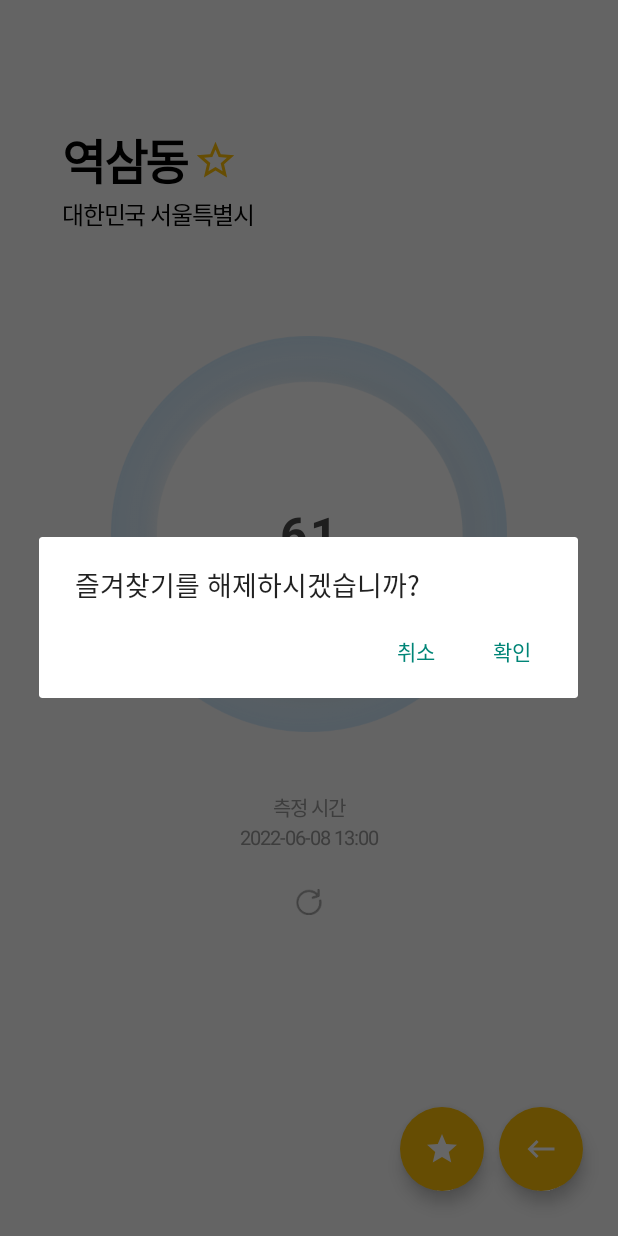
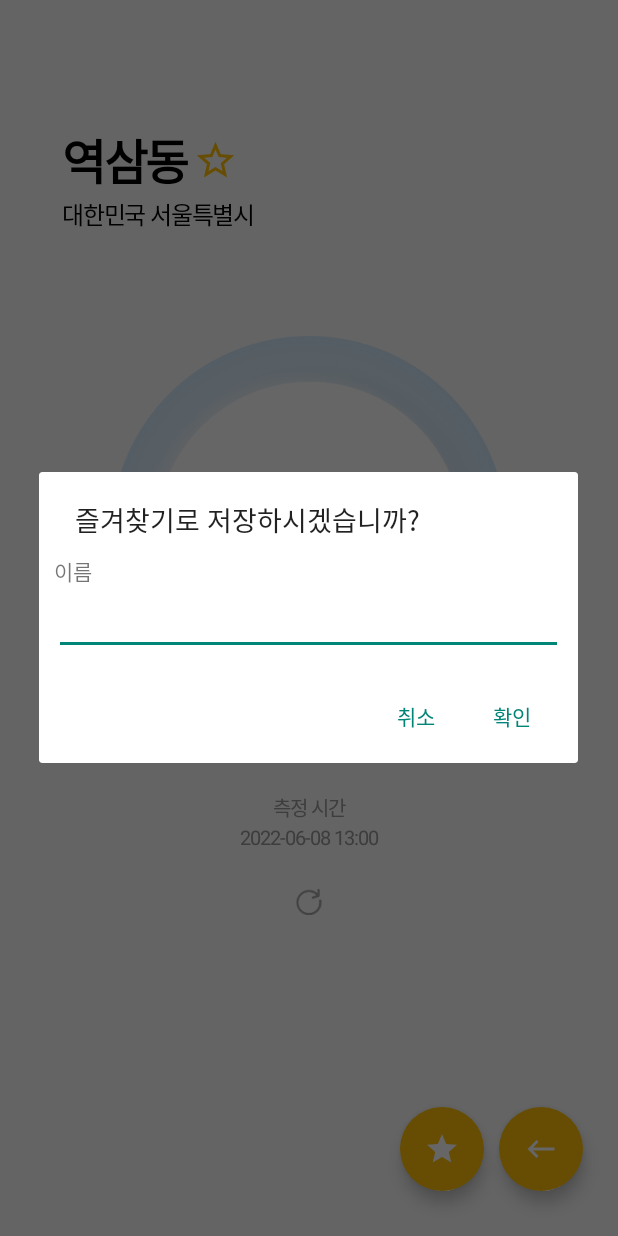
Before and after one commit to pinocchio22/AirQuality, an Android app: the FavoriteLocation screen opened directly, with no data from a screen before it, after a tap on an icon or button, on a phone screen of 412 x 824 dp. Run offline under Robolectric (Android 15) with nearby library versions, the light colour scheme and no system bars; our stand-ins replace AdMob, Firebase (no records; nobody signed in at launch, a user with empty details on screens opened directly); pictures from the network do not load; 2 statements that could not run were skipped.

Commit message:
즐겨찾기 해제

```diff
--- a/app/src/main/java/com/p2glet/airquality/FavoriteLocation.kt
+++ b/app/src/main/java/com/p2glet/airquality/FavoriteLocation.kt
@@ -177,15 +177,16 @@ class FavoriteLocation : AppCompatActivity() {
         if (latitude == 0.0 || longitude == 0.0) {
             latitude = intent.getDoubleExtra("latitude",0.0)
             longitude = intent.getDoubleExtra("longitude",0.0)
+            println(latitude)
         }
 
         if (latitude != 0.0 || longitude != 0.0) {
-            // 1. 현재 위치를 가져오고 UI 업데이트
-//            val address = getCurrentAddress(latitude, longitude)
-//            address?.let {
-//                binding.tvLocationTitle.text = it.thoroughfare
-//                binding.tvLocationSubtitle.text = "${it.countryName} ${it.adminArea}"
-//            }
+//             1. 현재 위치를 가져오고 UI 업데이트
+            val address = getCurrentAddress(latitude, longitude)
+            address?.let {
+                binding.tvLocationTitle.text = it.thoroughfare
+                binding.tvLocationSubtitle.text = "${it.countryName} ${it.adminArea}"
+            }
             getAirQualityData(latitude, longitude)
             // 2. 현재 미세먼지 농도를 가져오고 UI 업데이트
         } else {
@@ -345,13 +346,53 @@ class FavoriteLocation : AppCompatActivity() {
     }
 
     fun FavoriteClick() {
+        if (!favorite_click) {
+            // 즐겨찾기 등록
+            binding.addFavorite.setOnClickListener {
+                val builder = AlertDialog.Builder(this)
+                val tvName = TextView(this)
+                tvName.text = "이름"
+                val etName = EditText(this)
+                etName.isSingleLine = true
+                val mLayout = LinearLayout(this)
+                mLayout.orientation = LinearLayout.VERTICAL
+                mLayout.setPadding(15)
+                mLayout.addView(tvName)
+                mLayout.addView(etName)
+                builder.setView(mLayout)
+
+                builder.setTitle("즐겨찾기로 저장하시겠습니까?")
+                builder.setPositiveButton("확인") { dialog, which ->
+                    val data = hashMapOf(
+                        "name" to etName.text.toString(),
+                        "location" to binding.tvLocationTitle.text as String,
+                        "favorite" to true,
+                        "lat" to latitude,
+                        "lng" to longitude
+                    )
+                    db.collection("Favorite_Place")
+                        .document("$latitude+$longitude")
+                        .set(data)
+                        .addOnSuccessListener {
+                            // 성공
+                            Toast.makeText(this, "즐겨찾기가 추가되었습니다.", Toast.LENGTH_SHORT).show()
+                        }
+                        .addOnFailureListener { exception ->
+                            Log.w("MainActivity", "Error getting documents: $exception")
+                        }
+                }
+                builder.setNegativeButton("취소") { dialog, which ->
+                }
+                builder.show()
+            }
+        } else {
             // 즐겨찾기 해제
             binding.addFavorite.setOnClickListener {
                 val builder = AlertDialog.Builder(this)
                 builder.setTitle("즐겨찾기를 해제하시겠습니까?")
                 builder.setPositiveButton("확인") { dialog, which ->
                     db.collection("Favorite_Place")
-                    .document().update("favorite", false)
+                        .document("$latitude+$longitude").update("favorite", false)
                         .addOnSuccessListener {
                             // 성공
                             Toast.makeText(this, "즐겨찾기가 해제되었습니다.", Toast.LENGTH_SHORT).show()
@@ -368,3 +409,4 @@ class FavoriteLocation : AppCompatActivity() {
             setBack()
         }
     }
+}
--- a/app/src/main/java/com/p2glet/airquality/MainActivity.kt
+++ b/app/src/main/java/com/p2glet/airquality/MainActivity.kt
@@ -366,7 +366,8 @@ class MainActivity : AppCompatActivity() {
     }
 
     fun FavoriteClick() {
-        if (favorite_click) {
+        if (!favorite_click) {
+            println("등록등록")
             // 즐겨찾기 등록
             binding.addFavorite.setOnClickListener {
                 val builder = AlertDialog.Builder(this)
@@ -391,7 +392,8 @@ class MainActivity : AppCompatActivity() {
                         "lng" to longitude
                     )
                     db.collection("Favorite_Place")
-                        .add(data)
+                        .document("$latitude+$longitude")
+                        .set(data)
                         .addOnSuccessListener {
                             // 성공
                             Toast.makeText(this, "즐겨찾기가 추가되었습니다.", Toast.LENGTH_SHORT).show()
```
Lines whose indentation alone changed are shown as unchanged.
